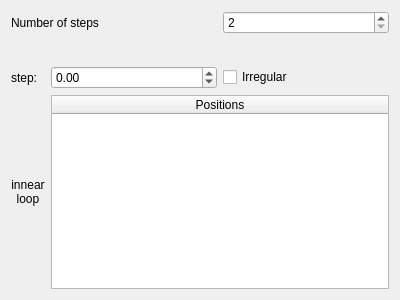
The window that positionlist.ui (AustralianSynchrotron/ctgui) describes before a commit, drawn with Qt 5.
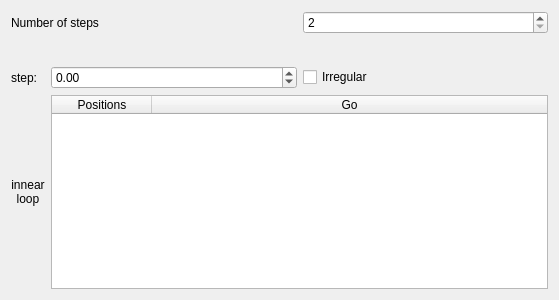
The same window after the commit. Custom widgets are drawn as their Qt base class.

Commit message: modified:   ctgui.pro 	modified:   ctgui_mainwindow.cpp 	modified:   ctgui_mainwindow.h 	modified:   positionlist.cpp 	modified:   positionlist.h 	modified:   positionlist.ui

Diff of the .ui file:
```diff
--- a/positionlist.ui
+++ b/positionlist.ui
@@ -6,7 +6,7 @@
    <rect>
     <x>0</x>
     <y>0</y>
-    <width>400</width>
+    <width>559</width>
     <height>300</height>
    </rect>
   </property>
@@ -52,9 +52,9 @@
      <property name="alternatingRowColors">
       <bool>true</bool>
      </property>
-     <attribute name="horizontalHeaderStretchLastSection">
-      <bool>true</bool>
-     </attribute>
+     <property name="columnCount">
+      <number>2</number>
+     </property>
      <attribute name="horizontalHeaderStretchLastSection">
       <bool>true</bool>
      </attribute>
@@ -63,6 +63,14 @@
        <string>Positions</string>
       </property>
      </column>
+     <column>
+      <property name="text">
+       <string>Go</string>
+      </property>
+      <property name="toolTip">
+       <string>Move motor here</string>
+      </property>
+     </column>
     </widget>
    </item>
    <item row="2" column="2">
```
The commit also changes 5 other files.
